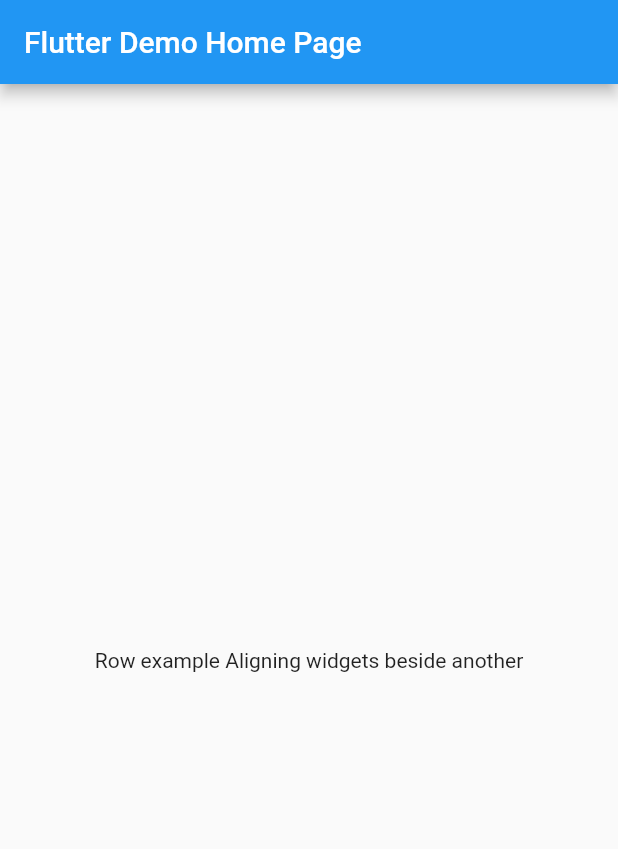
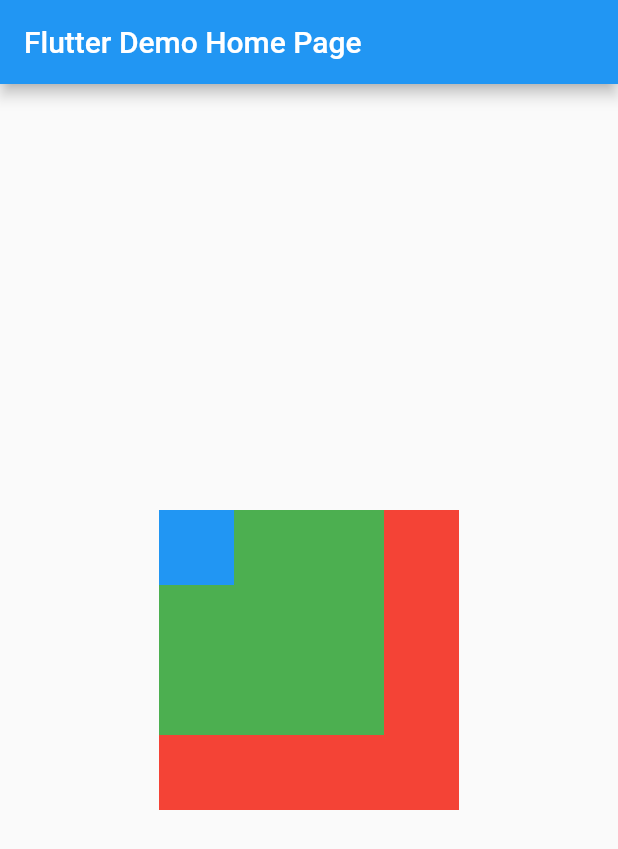
Before and after one commit to ThiagoEvoa/dojo_flutter, a Flutter app: the screen it shows after launch, on a phone screen of 412 x 824 dp. Shown: the top 849 px of the screen. Run offline on Flutter 3.47's test engine with Material 2 defaults, Android fonts, the phone set to English and light mode, and no system bars.

Commit message:
Commit stack

```diff
--- a/treinamento_flutter/flutter_app/lib/main.dart
+++ b/treinamento_flutter/flutter_app/lib/main.dart
@@ -32,15 +32,22 @@ class _MyHomePageState extends State<MyHomePage> {
         title: Text(widget.title),
       ),
       body: Center(
-        child: Row(
-          mainAxisAlignment: MainAxisAlignment.center,
-          crossAxisAlignment: CrossAxisAlignment.center,
+        child: Stack(
           children: <Widget>[
-            Text(
-              'Row example ',
+            Container(
+              height: 200,
+              width: 200,
+              color: Colors.red,
             ),
-            Text(
-              'Aligning widgets beside another',
+            Container(
+              height: 150,
+              width: 150,
+              color: Colors.green,
+            ),
+            Container(
+              height: 50,
+              width: 50,
+              color: Colors.blue,
             ),
           ],
         ),
```
